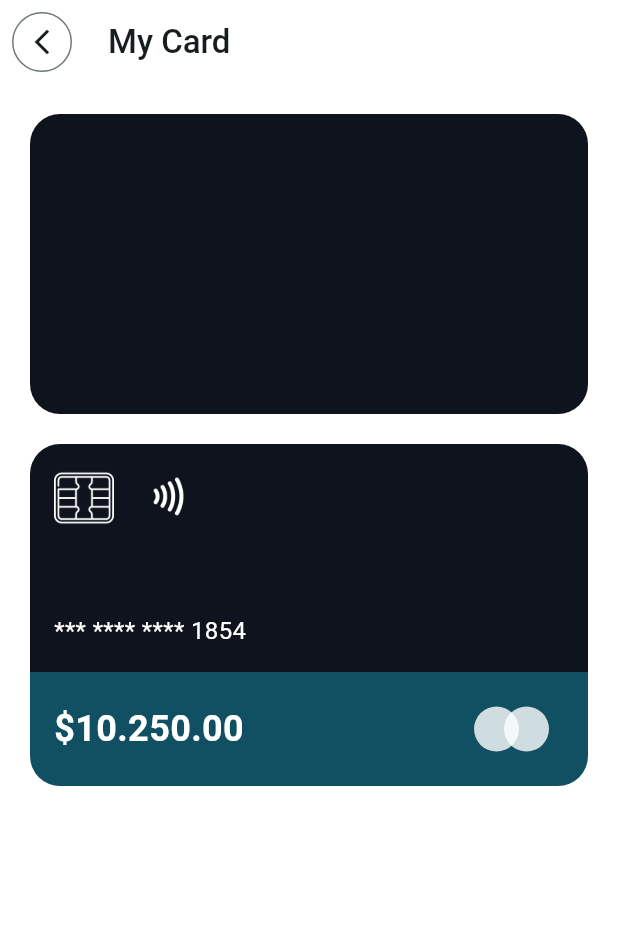
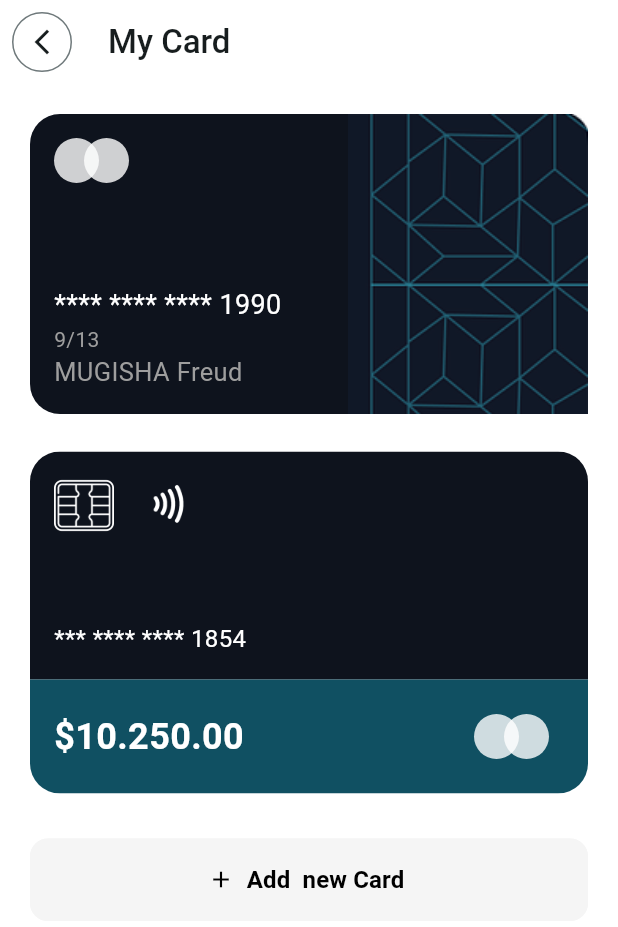
Before and after one commit to freudpunisher/fintech_ui, a Flutter app: the MyCardPage screen opened directly, on a phone screen of 412 x 824 dp. Shown: the top 927 px of the screen. Run offline on Flutter 3.47's test engine with Material 3 defaults, Android fonts, the phone set to English and light mode, and no system bars.

Commit message:
"Updated MyCardPage and BackCard widgets with const keywords, added TextButton and styling changes"

```diff
--- a/lib/pages/my_card.dart
+++ b/lib/pages/my_card.dart
@@ -13,28 +13,46 @@ class MyCardPage extends StatelessWidget {
         backgroundColor: Colors.white,
         leading: IconButton.outlined(
           onPressed: () {},
-          icon: Icon(
+          icon: const Icon(
             Icons.arrow_back_ios_new,
             size: 20,
           ),
         ),
-        title: Text(
+        title: const Text(
           "My Card",
-          style: const TextStyle(
+          style: TextStyle(
             fontWeight: FontWeight.w500,
           ),
         ),
       ),
       body: SingleChildScrollView(
         child: Padding(
-          padding: EdgeInsets.all(20.0),
+          padding: const EdgeInsets.all(20.0),
           child: Column(
             children: [
-              BackCard(),
-              SizedBox(
-                height: 20,
+              const BackCard(),
+              const SizedBox(
+                height: 25,
               ),
-              CreditCard(),
+              const CreditCard(),
+              const SizedBox(
+                height: 30,
+              ),
+              TextButton.icon(
+                  onPressed: () {},
+                  icon: const Icon(Icons.add),
+                  label: const Text(
+                    "Add  new Card",
+                    style: TextStyle(fontSize: 16, fontWeight: FontWeight.w600),
+                  ),
+                  style: ElevatedButton.styleFrom(
+                    side: BorderSide(color: Colors.grey[100]!),
+                    fixedSize: const Size(double.maxFinite, 55),
+                    shape: RoundedRectangleBorder(
+                        borderRadius: BorderRadius.circular(12)),
+                    backgroundColor: Colors.grey[100],
+                    foregroundColor: Colors.black,
+                  )),
             ],
           ),
         ),
@@ -49,9 +67,58 @@ class BackCard extends StatelessWidget {
   @override
   Widget build(BuildContext context) {
     return Container(
-        height: 200,
-        decoration: BoxDecoration(
-            borderRadius: BorderRadius.all(Radius.circular(20)),
-            color: const Color.fromARGB(255, 14, 19, 29)));
+      height: 200,
+      decoration: const BoxDecoration(
+          borderRadius: BorderRadius.all(Radius.circular(20)),
+          color: Color.fromARGB(255, 14, 19, 29)),
+      child: Stack(
+        children: [
+          Positioned(
+            right: 0,
+            top: 0,
+            child: Image.asset(
+              "assets/card-design.png",
+              fit: BoxFit.cover,
+              width: 160,
+            ),
+          ),
+          Padding(
+            padding: const EdgeInsets.all(16.0),
+            child: Column(
+              crossAxisAlignment: CrossAxisAlignment.start,
+              mainAxisAlignment: MainAxisAlignment.spaceBetween,
+              children: [
+                Row(
+                  mainAxisAlignment: MainAxisAlignment.start,
+                  children: [
+                    CircleAvatar(
+                      radius: 15,
+                      backgroundColor: Colors.white.withOpacity(0.8),
+                    ),
+                    Transform.translate(
+                        offset: const Offset(-10, 0),
+                        child: CircleAvatar(
+                          radius: 15,
+                          backgroundColor: Colors.white.withOpacity(0.8),
+                        )),
+                  ],
+                ),
+                const Column(
+                  crossAxisAlignment: CrossAxisAlignment.start,
+                  children: [
+                    Text("**** **** **** 1990",
+                        style: TextStyle(color: Colors.white, fontSize: 18)),
+                    Text("9/13",
+                        style: TextStyle(color: Colors.grey, fontSize: 14)),
+                    Text("MUGISHA Freud",
+                        style: TextStyle(color: Colors.grey, fontSize: 17)),
+                  ],
+                ),
+              ],
+            ),
+          )
+        ],
+      ),
+    );
   }
 }
```
